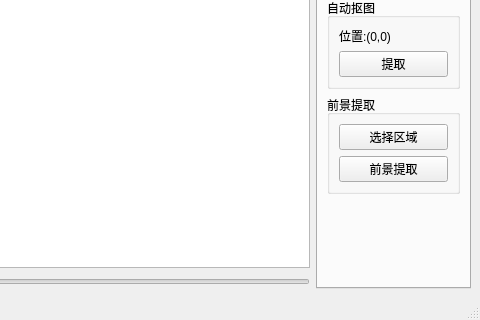
Qt form mainwindow.ui (Cly-18/Qt_OpenCV) before a commit; both pictures show x 320 to 800 and y 280 to 600 of the 800 by 600 pixel window.
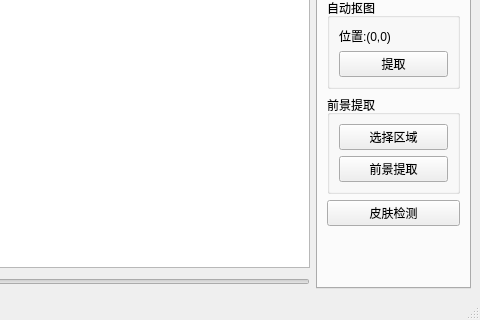
The same form after that commit. Custom widgets are drawn as their Qt base class.

Commit message: 添加皮肤处理  阈值化单通道报错！！！

What changed in the file:
```diff
--- a/mainwindow.ui
+++ b/mainwindow.ui
@@ -244,6 +244,13 @@
           </layout>
          </widget>
         </item>
+        <item row="7" column="0" colspan="2">
+         <widget class="QPushButton" name="b_skin">
+          <property name="text">
+           <string>皮肤检测</string>
+          </property>
+         </widget>
+        </item>
        </layout>
       </widget>
       <widget class="QWidget" name="tab_2">
```
Left out of the diff: 2 changed lines with no effect on the pictures. The commit also changes 4 other files.
